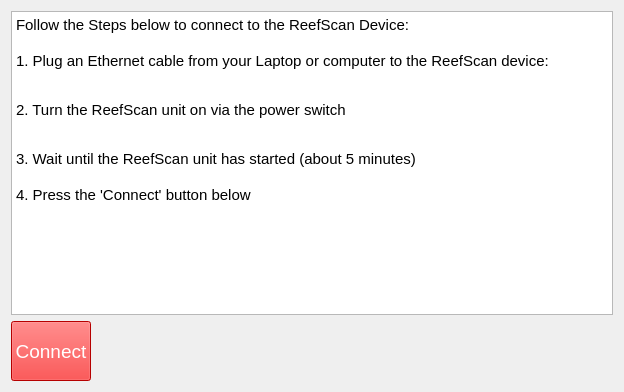
Above: src/resources/connect.ui from open-AIMS/reefscan_desktop_data_manager before the change. Below: the same form after it.
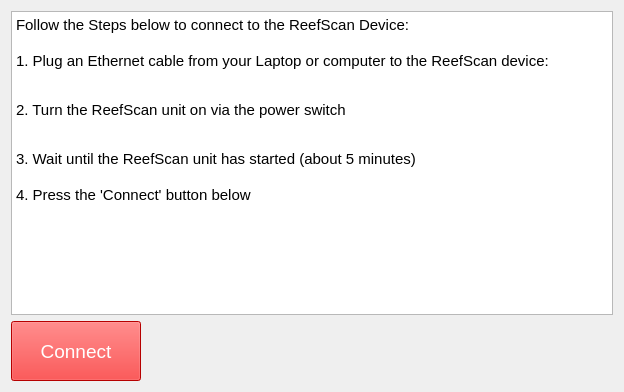
That is the form after the change. Icons and pictures are not drawn.

```diff
--- a/src/resources/connect.ui
+++ b/src/resources/connect.ui
@@ -31,7 +31,7 @@
     <widget class="QPushButton" name="btnConnect">
      <property name="minimumSize">
       <size>
-       <width>0</width>
+       <width>130</width>
        <height>60</height>
       </size>
      </property>
```
